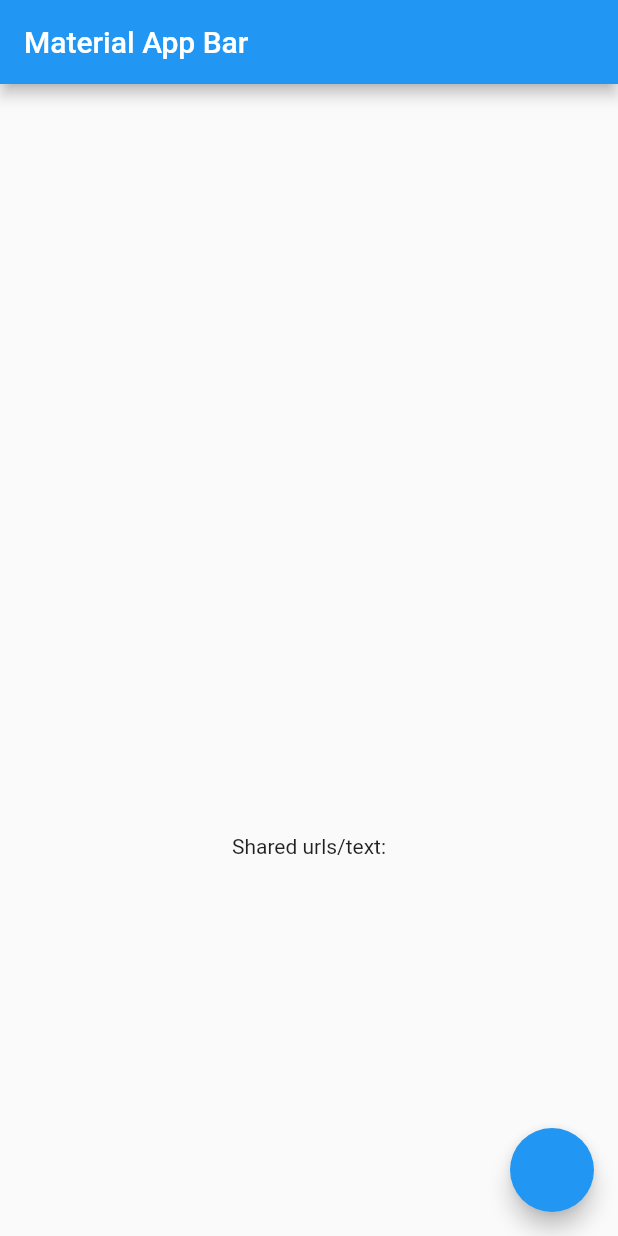
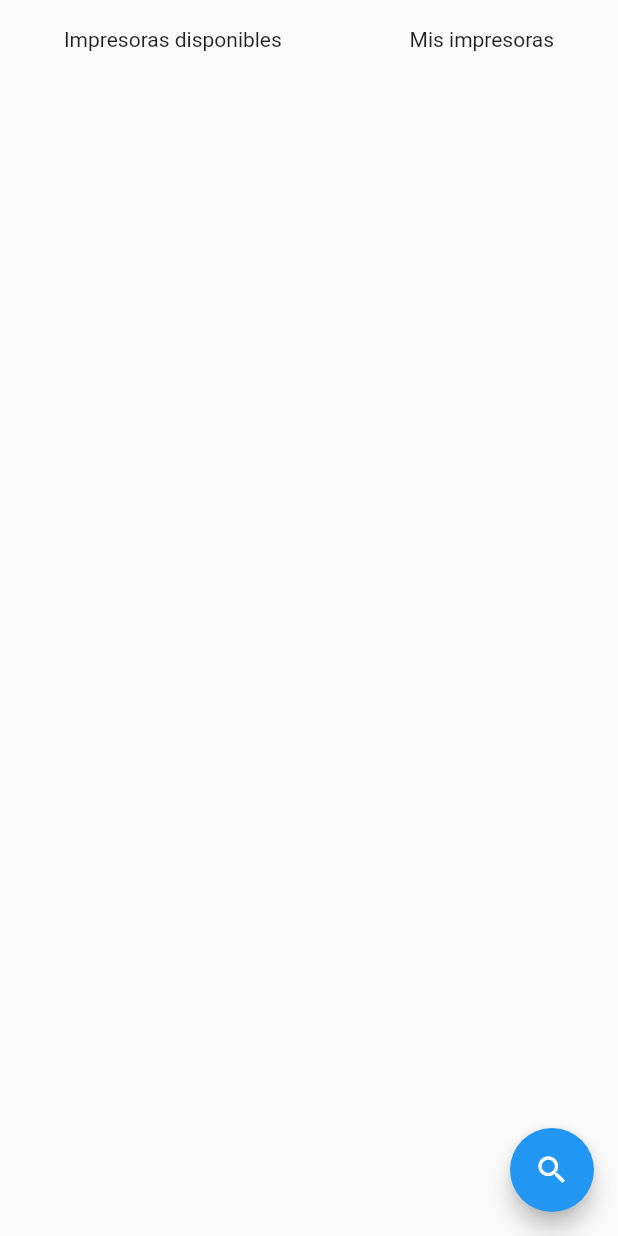
Before and after one commit to JuanFCVal/FlutterIntents, a Flutter app: the screen it shows after launch, on a phone screen of 412 x 824 dp. Run offline on Flutter 3.47's test engine with Material 2 defaults, Android fonts, the light colour scheme and no system bars; missing offline and left inert: esc_pos_printer, esc_pos_utils, pos_printer_manager.

Commit message:
:sparkles: Find wifi printers & Test

```diff
--- a/printer_app/lib/main.dart
+++ b/printer_app/lib/main.dart
@@ -1,184 +1,25 @@
-import 'dart:async';
+import 'package:flutter/material.dart';
+import 'package:printer_app/routes/routes.dart';
+import 'package:provider/provider.dart';
 
-import 'package:esc_pos_utils/esc_pos_utils.dart';
-import 'package:flutter/material.dart';
-import 'package:flutter/services.dart';
-import 'package:pos_printer_manager/pos_printer_manager.dart'
-    show NetworkPrinterManager, NetWorkPrinter;
-import 'package:esc_pos_printer/esc_pos_printer.dart';
-import 'package:receive_sharing_intent/receive_sharing_intent.dart';
+import 'pages/configuration/printer_config/printer_page_provider.dart';
 
-void main() => runApp(MyApp());
+void main() => runApp(const MyApp());
 
-class MyApp extends StatefulWidget {
-  @override
-  State<MyApp> createState() => _MyAppState();
-}
-
-class _MyAppState extends State<MyApp> {
-  static const MethodChannel _mChannel =
-      MethodChannel('receive_sharing_intent/messages');
-  late StreamSubscription _intentDataStreamSubscription;
-  String _sharedText = "";
-  List<String> printers = [];
-
-  @override
-  void initState() {
-    _intentDataStreamSubscription =
-        ReceiveSharingIntent.getTextStream().listen((String value) {
-      setState(() {
-        // printFromIntent();
-        print("**************************************** creating subscription");
-        print(value);
-        if (value != null) {
-          printFromIntent(value);
-        } else {
-          print("value is null on create");
-        }
-        _sharedText = value;
-      });
-    }, onError: (err) {
-      print("getLinkStream error: $err");
-    });
-    ReceiveSharingIntent.getInitialText().then((value) async {
-      print("**************************************** Updating subscription");
-      print(value);
-      if (value != null) {
-        printFromIntent(value);
-        print("HOLAAAAAAAAA");
-        // print(value.runtimeType);
-      } else {
-        print("value is null on update");
-      }
-      setState(() {
-        //printFromIntent();
-        _sharedText = value ?? "";
-      });
-    });
-  }
-
-  @override
-  void dispose() {
-    _intentDataStreamSubscription.cancel();
-    print("Listener disposed");
-    super.dispose();
-  }
-
-  static Future<String?> getInitialText() async {
-    return await _mChannel.invokeMethod('getInitialText');
-  }
+class MyApp extends StatelessWidget {
+  const MyApp({Key? key}) : super(key: key);
 
   @override
   Widget build(BuildContext context) {
-    return MaterialApp(
-      title: 'Material App',
-      home: Scaffold(
-        appBar: AppBar(
-          title: Text('Material App Bar'),
-        ),
-        body: Center(
-          child: Column(
-            children: [
-              SizedBox(
-                height: 500,
-                child: ListView(
-                  children: printers
-                      .map((e) => InkWell(
-                            onTap: () {
-                              printReceip(e);
-                            },
-                            child: ListTile(
-                              title: Text(e),
-                            ),
-                          ))
-                      .toList(),
-                ),
-              ),
-              Text("Shared urls/text:"),
-              Text(_sharedText)
-            ],
-          ),
-        ),
-        floatingActionButton: FloatingActionButton(
-          onPressed: () async {
-            _scan();
-          },
-        ),
+    return MultiProvider(
+      providers: [
+        ChangeNotifierProvider(create: (_) => PrinterConfigProvider()),
+      ],
+      child: MaterialApp(
+        title: 'Material App',
+        routes: getAppRoutes(),
+        initialRoute: 'printerconfig',
       ),
     );
   }
-
-  _scan() async {
-    List<NetWorkPrinter> networkPrinters = [];
-    var printers = await NetworkPrinterManager.discover();
-    for (var element in printers) {
-      this.printers.add(element.name!);
-    }
-    setState(() {});
-  }
-
-  printReceip(String value) async {
-    print(value);
-    const PaperSize paper = PaperSize.mm80;
-    final profile = await CapabilityProfile.load();
-    final printer = NetworkPrinter(paper, profile);
-
-    final PosPrintResult res = await printer.connect(value, port: 9100);
-
-    if (res == PosPrintResult.success) {
-      testReceipt(printer);
-      printer.disconnect();
-    }
-
-    print('Print result: ${res.msg}');
-  }
-
-  printFromIntent(value) async {
-    const PaperSize paper = PaperSize.mm80;
-    final profile = await CapabilityProfile.load();
-    final printer = NetworkPrinter(paper, profile);
-    final value2 = value ?? "Printing from ionic";
-    final PosPrintResult res =
-        await printer.connect('192.168.1.120', port: 9100);
-
-    if (res == PosPrintResult.success) {
-      fromtext(printer, "Printing from ionic");
-      printer.disconnect();
-    }
-
-    print('Print result: ${res.msg}');
-  }
-
-  void testReceipt(NetworkPrinter printer) {
-    printer.text(
-        'Regular: aA bB cC dD eE fF gG hH iI jJ kK lL mM nN oO pP qQ rR sS tT uU vV wW xX yY zZ');
-    printer.text('Special 1: àÀ èÈ éÉ ûÛ üÜ çÇ ôÔ',
-        styles: PosStyles(codeTable: 'CP1252'));
-    printer.text('Special 2: blåbærgrød',
-        styles: PosStyles(codeTable: 'CP1252'));
-
-    printer.text('Bold text', styles: PosStyles(bold: true));
-    printer.text('Reverse text', styles: PosStyles(reverse: true));
-    printer.text('Underlined text',
-        styles: PosStyles(underline: true), linesAfter: 1);
-    printer.text('Align left', styles: PosStyles(align: PosAlign.left));
-    printer.text('Align center', styles: PosStyles(align: PosAlign.center));
-    printer.text('Align right',
-        styles: PosStyles(align: PosAlign.right), linesAfter: 1);
-
-    printer.text('Text size 200%',
-        styles: PosStyles(
-          height: PosTextSize.size2,
-          width: PosTextSize.size2,
-        ));
-
-    printer.feed(2);
-    printer.cut();
-  }
-
-  void fromtext(NetworkPrinter printer, value) {
-    printer.text(value, styles: PosStyles(codeTable: 'CP1252'));
-    printer.feed(2);
-    printer.cut();
-  }
 }
--- /dev/null
+++ b/printer_app/lib/models/printer-model.dart
@@ -0,0 +1,38 @@
+// To parse this JSON data, do
+//
+//     final printerModel = printerModelFromJson(jsonString);
+
+import 'dart:convert';
+
+PrinterModel printerModelFromJson(String str) =>
+    PrinterModel.fromJson(json.decode(str));
+
+String printerModelToJson(PrinterModel data) => json.encode(data.toJson());
+
+class PrinterModel {
+  PrinterModel({
+    required this.ip,
+    this.name,
+    this.port,
+    this.state, //0 - available, 1 - configured, 2 - unavailable
+  });
+
+  final String ip;
+  String? name;
+  String? port;
+  int? state;
+
+  factory PrinterModel.fromJson(Map<String, dynamic> json) => PrinterModel(
+        ip: json["ip"],
+        name: json["name"],
+        port: json["port"],
+        state: json["state"],
+      );
+
+  Map<String, dynamic> toJson() => {
+        "ip": ip,
+        "name": name,
+        "port": port,
+        "state": state,
+      };
+}
--- /dev/null
+++ b/printer_app/lib/pages/configuration/printer_config/printer_config.dart
@@ -0,0 +1,104 @@
+import 'package:flutter/material.dart';
+import 'package:provider/provider.dart';
+
+import 'printer_page_provider.dart';
+import 'widgets/printer_tile.dart';
+
+class PrinterPageConfiguration extends StatelessWidget {
+  const PrinterPageConfiguration({Key? key}) : super(key: key);
+
+  @override
+  Widget build(BuildContext context) {
+    PrinterConfigProvider printProvider =
+        Provider.of<PrinterConfigProvider>(context);
+    return Scaffold(
+      body: SafeArea(
+        child: SingleChildScrollView(
+          child: Container(
+            padding: const EdgeInsets.only(top: 18),
+            width: double.infinity,
+            height: MediaQuery.of(context).size.height,
+            child: Column(
+              children: [
+                Row(
+                  mainAxisAlignment: MainAxisAlignment.spaceAround,
+                  children: const [
+                    Text("Impresoras disponibles"),
+                    Text("Mis impresoras"),
+                  ],
+                ),
+                Padding(
+                  padding: const EdgeInsets.symmetric(horizontal: 15.0),
+                  child: Row(
+                    mainAxisAlignment: MainAxisAlignment.spaceAround,
+                    children: [
+                      SingleChildScrollView(
+                        child: SizedBox(
+                          height: MediaQuery.of(context).size.height * 0.9,
+                          child: Column(
+                            children: [
+                              const SizedBox(
+                                height: 20,
+                              ),
+                              printProvider.loadingPrinters
+                                  ? Row(
+                                      mainAxisAlignment:
+                                          MainAxisAlignment.center,
+                                      children: const [
+                                        CircularProgressIndicator(),
+                                      ],
+                                    )
+                                  : Container(),
+                              ...printProvider.availablePrinters
+                                  .map((i) => PrinterTile(printer: i))
+                                  .toList(),
+                            ],
+                          ),
+                        ),
+                      ),
+                      SingleChildScrollView(
+                        child: SizedBox(
+                          height: MediaQuery.of(context).size.height * 0.9,
+                          child: Column(
+                            mainAxisAlignment: MainAxisAlignment.start,
+                            children: [
+                              const SizedBox(
+                                height: 20,
+                              ),
+                              ...printProvider.configuredPrinters
+                                  .map((i) => PrinterTile(printer: i))
+                                  .toList()
+                            ],
+                          ),
+                        ),
+                      )
+                    ],
+                  ),
+                ),
+                const SizedBox(
+                  height: 20,
+                ),
+                printProvider.testInProgress
+                    ? Row(
+                        mainAxisAlignment: MainAxisAlignment.spaceAround,
+                        children: const [
+                          Text(
+                            "Imprimiendo documento de prueba....",
+                            style: TextStyle(fontWeight: FontWeight.w700),
+                          ),
+                        ],
+                      )
+                    : Container()
+              ],
+            ),
+          ),
+        ),
+      ),
+      floatingActionButton: FloatingActionButton(
+          child: const Icon(Icons.search),
+          onPressed: () {
+            printProvider.scan();
+          }),
+    );
+  }
+}
--- /dev/null
+++ b/printer_app/lib/routes/routes.dart
@@ -0,0 +1,11 @@
+//Set named routes
+import 'package:flutter/cupertino.dart';
+
+import '../pages/configuration/printer_config/printer_config.dart';
+
+Map<String, WidgetBuilder> getAppRoutes() {
+  final routes = {
+    'printerconfig': (context) => PrinterPageConfiguration(),
+  };
+  return routes;
+}
```
Also changed, not shown: printer_app/lib/pages/configuration/printer_config/printer_page_provider.dart (added, +115 -0 lines), printer_app/lib/pages/configuration/printer_config/widgets/printer_tile.dart (added, +113 -0 lines), printer_app/lib/utils/snackbars.dart (added, +15 -0 lines), printer_app/pubspec.yaml (+6 -14 lines), printer_app/lib/general_providers/cart_provider.dart (added), printer_app/lib/pages/configuration/app_config/app_config.dart (added), printer_app/lib/pages/table/table.dart (added), printer_app/lib/pages/table/table_provider.dart (added), printer_app/lib/pages/tables/tables.dart (added), printer_app/lib/pages/tables/tables_provider.dart (added).
